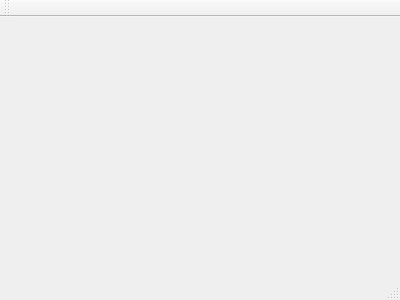
Before: the Qt Designer form Udemy_Tut_For_Beginners/LoginApp/mainwindow.ui in KrisToe4/qt, drawn with Qt 5.
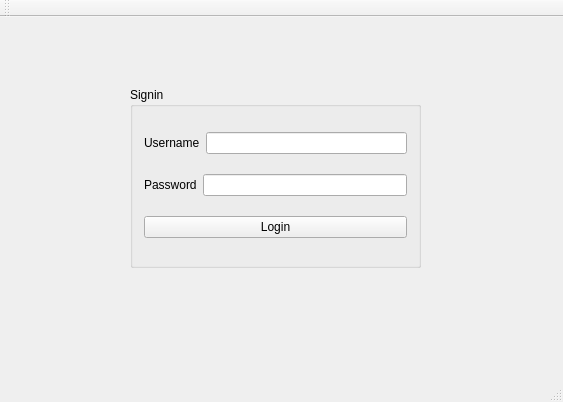
After: the same form once the commit is applied.

Commit message: Add basic profile test

Diff of the .ui file:
```diff
--- a/Udemy_Tut_For_Beginners/LoginApp/mainwindow.ui
+++ b/Udemy_Tut_For_Beginners/LoginApp/mainwindow.ui
@@ -1,24 +1,96 @@
 <ui version="4.0">
  <class>MainWindow</class>
- <widget class="QMainWindow" name="MainWindow" >
-  <property name="geometry" >
+ <widget class="QMainWindow" name="MainWindow">
+  <property name="geometry">
    <rect>
     <x>0</x>
     <y>0</y>
-    <width>400</width>
-    <height>300</height>
+    <width>563</width>
+    <height>402</height>
    </rect>
   </property>
   <property name="windowTitle" >
    <string>MainWindow</string>
   </property>
-  <widget class="QMenuBar" name="menuBar" />
-  <widget class="QToolBar" name="mainToolBar" />
-  <widget class="QWidget" name="centralWidget" />
-  <widget class="QStatusBar" name="statusBar" />
+  <widget class="QWidget" name="centralWidget">
+   <widget class="QGroupBox" name="groupBox">
+    <property name="geometry">
+     <rect>
+      <x>130</x>
+      <y>70</y>
+      <width>291</width>
+      <height>181</height>
+     </rect>
+    </property>
+    <property name="title">
+     <string>Signin</string>
+    </property>
+    <layout class="QVBoxLayout" name="verticalLayout">
+     <item>
+      <layout class="QHBoxLayout" name="horizontalLayout">
+       <item>
+        <widget class="QLabel" name="label">
+         <property name="text">
+          <string>Username</string>
+         </property>
+         <property name="buddy">
+          <cstring>lineEditUser</cstring>
+         </property>
+        </widget>
+       </item>
+       <item>
+        <widget class="QLineEdit" name="lineEditUser"/>
+       </item>
+      </layout>
+     </item>
+     <item>
+      <layout class="QHBoxLayout" name="horizontalLayout_2">
+       <item>
+        <widget class="QLabel" name="label_2">
+         <property name="text">
+          <string>Password</string>
+         </property>
+         <property name="buddy">
+          <cstring>lineEditPass</cstring>
+         </property>
+        </widget>
+       </item>
+       <item>
+        <widget class="QLineEdit" name="lineEditPass"/>
+       </item>
+      </layout>
+     </item>
+     <item>
+      <widget class="QPushButton" name="pushButtonLogin">
+       <property name="text">
+        <string>Login</string>
+       </property>
+      </widget>
+     </item>
+    </layout>
+   </widget>
+  </widget>
+  <widget class="QMenuBar" name="menuBar">
+   <property name="geometry">
+    <rect>
+     <x>0</x>
+     <y>0</y>
+     <width>563</width>
+     <height>21</height>
+    </rect>
+   </property>
+  </widget>
+  <widget class="QToolBar" name="mainToolBar">
+   <attribute name="toolBarArea">
+    <enum>TopToolBarArea</enum>
+   </attribute>
+   <attribute name="toolBarBreak">
+    <bool>false</bool>
+   </attribute>
+  </widget>
+  <widget class="QStatusBar" name="statusBar"/>
  </widget>
- <layoutDefault spacing="6" margin="11" />
- <pixmapfunction></pixmapfunction>
+ <layoutdefault spacing="6" margin="11"/>
  <resources/>
  <connections/>
 </ui>
```
Left out of the diff: 3 changed lines with no effect on the pictures. The commit also changes 2 other files.
